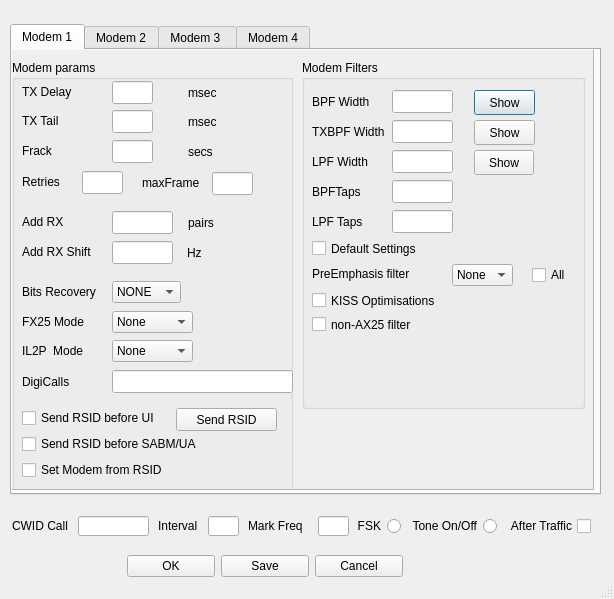
Qt form ModemDialog.ui (Online-Amateur-Radio-Club-M0OUK/QtSoundModem) before a commit.
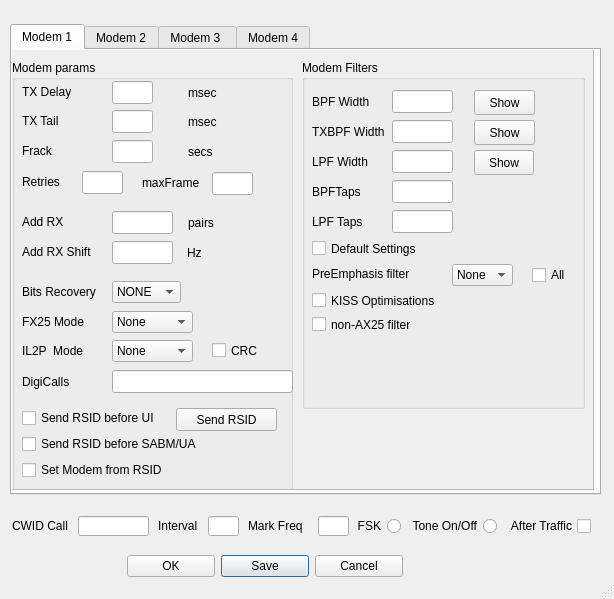
The same form after that commit.

```diff
--- a/ModemDialog.ui
+++ b/ModemDialog.ui
@@ -737,6 +737,19 @@
          <string>Retries</string>
         </property>
        </widget>
+       <widget class="QCheckBox" name="CRC_A">
+        <property name="geometry">
+         <rect>
+          <x>200</x>
+          <y>280</y>
+          <width>53</width>
+          <height>21</height>
+         </rect>
+        </property>
+        <property name="text">
+         <string>CRC</string>
+        </property>
+       </widget>
       </widget>
      </widget>
     </widget>
@@ -3041,6 +3054,9 @@
       <property name="text">
        <string>Save</string>
       </property>
+      <property name="default">
+       <bool>true</bool>
+      </property>
      </widget>
     </item>
     <item>
```
Left out of the diff: 39 changed lines with no effect on the pictures.
